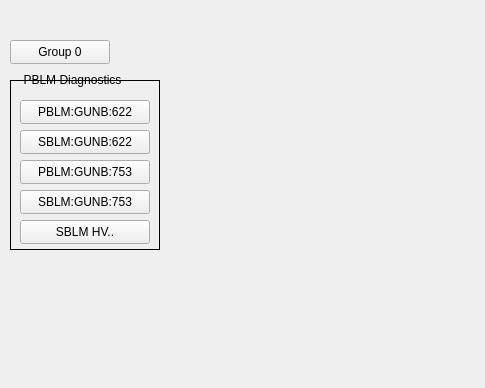
ad-build-test/pydm-mps, file gunb_main.ui: the form before one commit; both pictures show x 0 to 485 and y 100 to 488 of the 1168 by 488 pixel window.
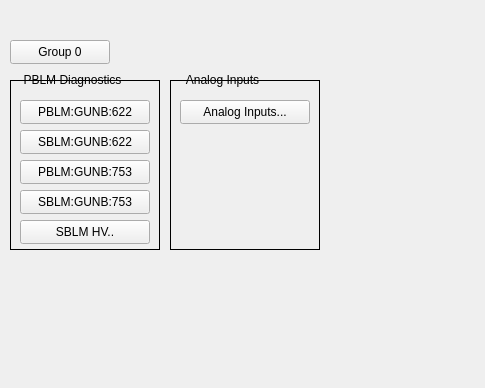
The form after the commit. Custom widgets are drawn as their Qt base class.

What changed in the file:
```diff
--- a/gunb_main.ui
+++ b/gunb_main.ui
@@ -302,6 +302,67 @@
     <set>Qt::AlignCenter</set>
    </property>
   </widget>
+  <widget class="QFrame" name="frame_2">
+   <property name="geometry">
+    <rect>
+     <x>170</x>
+     <y>180</y>
+     <width>150</width>
+     <height>170</height>
+    </rect>
+   </property>
+   <property name="frameShape">
+    <enum>QFrame::Box</enum>
+   </property>
+   <property name="frameShadow">
+    <enum>QFrame::Plain</enum>
+   </property>
+   <widget class="PyDMRelatedDisplayButton" name="PyDMRelatedDisplayButton">
+    <property name="geometry">
+     <rect>
+      <x>10</x>
+      <y>20</y>
+      <width>130</width>
+      <height>24</height>
+     </rect>
+    </property>
+    <property name="toolTip">
+     <string/>
+    </property>
+    <property name="text">
+     <string>Analog Inputs...</string>
+    </property>
+    <property name="filenames" stdset="0">
+     <stringlist>
+      <string>mps_threshold_area.ui</string>
+     </stringlist>
+    </property>
+    <property name="showIcon" stdset="0">
+     <bool>false</bool>
+    </property>
+    <property name="macros" stdset="0">
+     <stringlist>
+      <string>{&quot;AREA&quot;:&quot;GUNB&quot;}</string>
+     </stringlist>
+    </property>
+   </widget>
+  </widget>
+  <widget class="QLabel" name="label_2">
+   <property name="geometry">
+    <rect>
+     <x>175</x>
+     <y>170</y>
+     <width>95</width>
+     <height>20</height>
+    </rect>
+   </property>
+   <property name="text">
+    <string>Analog Inputs</string>
+   </property>
+   <property name="alignment">
+    <set>Qt::AlignCenter</set>
+   </property>
+  </widget>
  </widget>
  <customwidgets>
   <customwidget>
```
